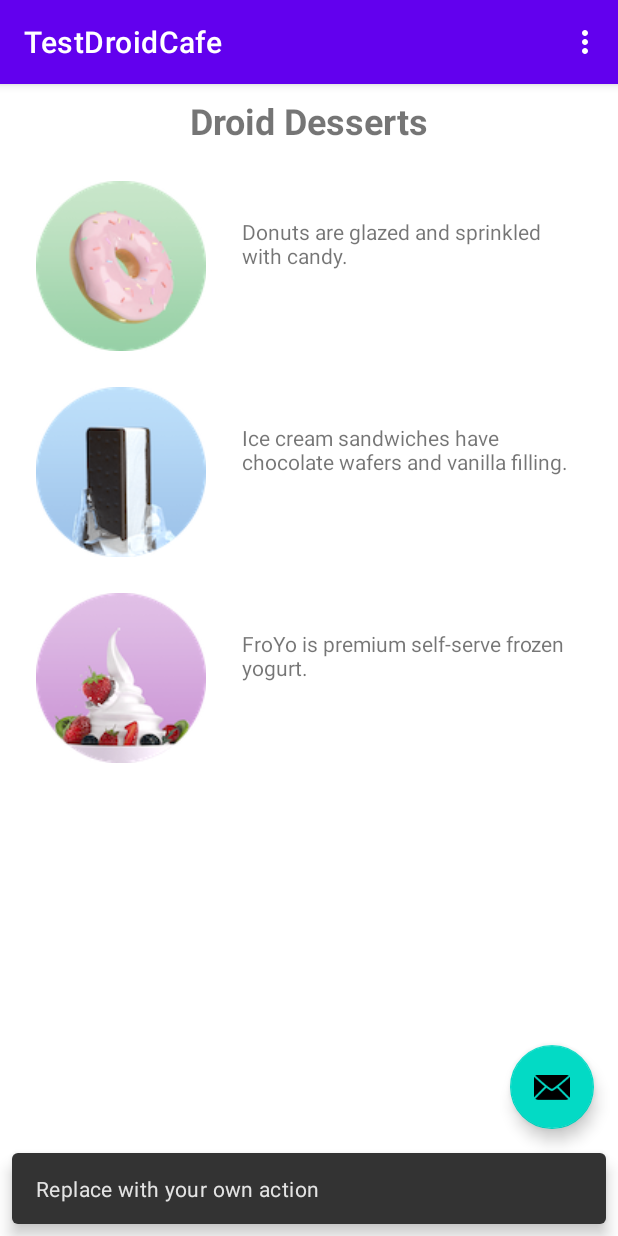
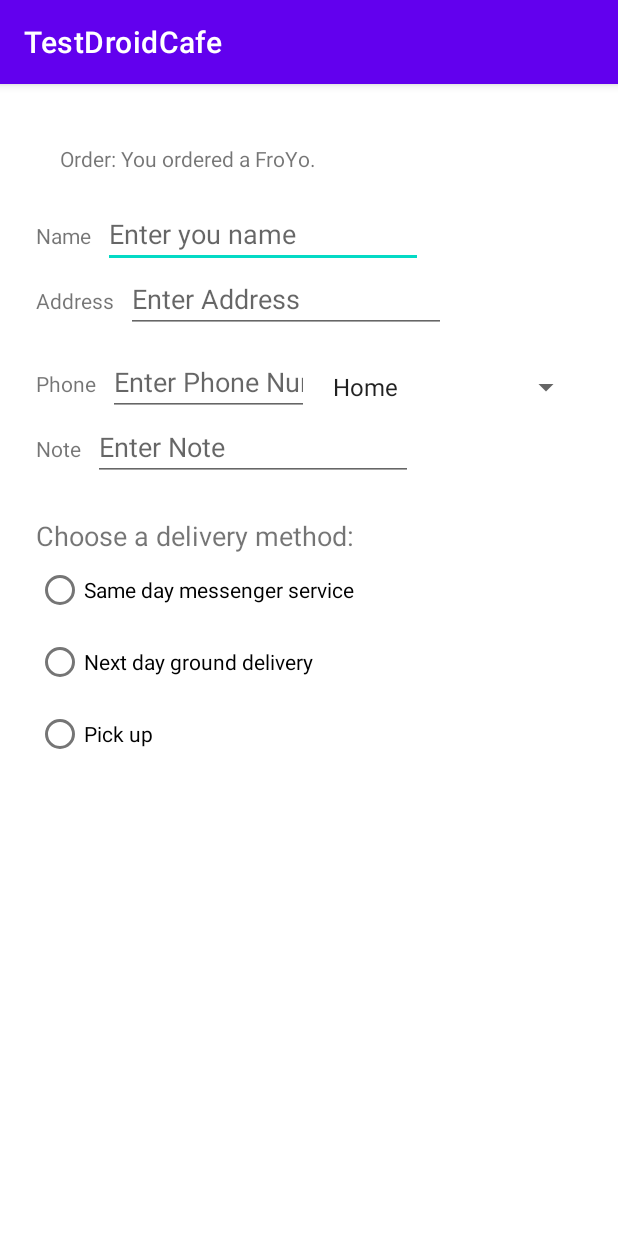
Before and after one commit to thattan/Android-Dev, an Android app: the screen it shows after launch (MainActivity before the commit, OrderActivity after it), after a tap on an icon or button, on a phone screen of 412 x 824 dp. Run offline under Robolectric (Android 15) with nearby library versions, the phone set to English and light mode, and no system bars.

Commit message:
lab 3 in class 3/25

```diff
--- a/TestDroidCafe/app/src/main/AndroidManifest.xml
+++ b/TestDroidCafe/app/src/main/AndroidManifest.xml
@@ -9,6 +9,7 @@
         android:roundIcon="@mipmap/ic_launcher_round"
         android:supportsRtl="true"
         android:theme="@style/Theme.TestDroidCafe">
+        <activity android:name=".OrderActivity"></activity>
         <activity
             android:name=".MainActivity"
             android:label="@string/app_name"
--- a/TestDroidCafe/app/src/main/java/com/example/testdroidcafe/MainActivity.java
+++ b/TestDroidCafe/app/src/main/java/com/example/testdroidcafe/MainActivity.java
@@ -1,5 +1,6 @@
 package com.example.testdroidcafe;
 
+import android.content.Intent;
 import android.os.Bundle;
 
 import com.google.android.material.floatingactionbutton.FloatingActionButton;
@@ -16,6 +17,9 @@ import android.widget.Toast;
 
 public class MainActivity extends AppCompatActivity {
 
+    public static final String EXTRA_MESSAGE = "com.example.android.testdroidcafe.extra.MESSAGE";
+    String mOrderMessage = "";
+
     @Override
     protected void onCreate(Bundle savedInstanceState) {
         super.onCreate(savedInstanceState);
@@ -27,8 +31,9 @@ public class MainActivity extends AppCompatActivity {
         fab.setOnClickListener(new View.OnClickListener() {
             @Override
             public void onClick(View view) {
-                Snackbar.make(view, "Replace with your own action", Snackbar.LENGTH_LONG)
-                        .setAction("Action", null).show();
+                Intent intent = new Intent(MainActivity.this, OrderActivity.class);
+                intent.putExtra(EXTRA_MESSAGE, mOrderMessage);
+                startActivity(intent);
             }
         });
     }
@@ -61,21 +66,24 @@ public class MainActivity extends AppCompatActivity {
     }
 
     public void showDonutOrder(View view) {
-        displayToast(getString(R.string.donut_order_message));
+        mOrderMessage = getString(R.string.donut_order_message);
+        displayToast(mOrderMessage);
     }
 
     /**
      * Shows a message that the ice cream sandwich image was clicked.
      */
     public void showIceCreamOrder(View view) {
-        displayToast(getString(R.string.ice_cream_order_message));
+        mOrderMessage = getString(R.string.ice_cream_order_message);
+        displayToast(mOrderMessage);
     }
 
     /**
      * Shows a message that the froyo image was clicked.
      */
     public void showFroyoOrder(View view) {
-        displayToast(getString(R.string.froyo_order_message));
+        mOrderMessage = getString(R.string.froyo_order_message);
+        displayToast(mOrderMessage);
     }
 
 }
--- /dev/null
+++ b/TestDroidCafe/app/src/main/java/com/example/testdroidcafe/OrderActivity.java
@@ -0,0 +1,80 @@
+package com.example.testdroidcafe;
+
+import androidx.appcompat.app.AppCompatActivity;
+
+import android.content.Intent;
+import android.os.Bundle;
+import android.view.View;
+import android.widget.AdapterView;
+import android.widget.ArrayAdapter;
+import android.widget.RadioButton;
+import android.widget.Spinner;
+import android.widget.TextView;
+import android.widget.Toast;
+
+public class OrderActivity extends AppCompatActivity implements AdapterView.OnItemSelectedListener {
+
+    @Override
+    protected void onCreate(Bundle savedInstanceState) {
+        super.onCreate(savedInstanceState);
+        setContentView(R.layout.activity_order);
+
+        Intent intent = getIntent();
+        String message = "Order: " +
+                intent.getStringExtra(MainActivity.EXTRA_MESSAGE);
+        TextView textView = findViewById(R.id.order_textview);
+        textView.setText(message);
+
+        Spinner spinner = findViewById(R.id.label_spinner);
+        if (spinner != null) {
+            spinner.setOnItemSelectedListener(this);
+        }
+
+        ArrayAdapter<CharSequence> adapter = ArrayAdapter.createFromResource(this, R.array.labels_array, android.R.layout.simple_spinner_item);
+        if (spinner != null) {
+            spinner.setAdapter(adapter);
+        }
+    }
+
+    public void displayToast(String message) {
+        Toast.makeText(getApplicationContext(), message,
+                Toast.LENGTH_SHORT).show();
+    }
+
+    public void onRadioButtonClicked(View view) {
+        // Is the button now checked?
+        boolean checked = ((RadioButton) view).isChecked();
+        // Check which radio button was clicked.
+        switch (view.getId()) {
+            case R.id.sameday:
+                if (checked)
+                    // Same day service
+                    displayToast(getString(R.string.same_day_messenger_service));
+                break;
+            case R.id.nextday:
+                if (checked)
+                    // Next day delivery
+                    displayToast(getString(R.string.next_day_ground_delivery));
+                break;
+            case R.id.pickup:
+                if (checked)
+                    // Pick up
+                    displayToast(getString(R.string.pick_up));
+                break;
+            default:
+                // Do nothing.
+                break;
+        }
+    }
+
+    @Override
+    public void onItemSelected(AdapterView<?> parent, View view, int position, long id) {
+        String spinnerLabel = parent.getItemAtPosition(position).toString();
+        displayToast(spinnerLabel);
+    }
+
+    @Override
+    public void onNothingSelected(AdapterView<?> parent) {
+
+    }
+}
--- /dev/null
+++ b/TestDroidCafe/app/src/main/res/layout/activity_order.xml
@@ -0,0 +1,169 @@
+<?xml version="1.0" encoding="utf-8"?>
+<androidx.constraintlayout.widget.ConstraintLayout xmlns:android="http://schemas.android.com/apk/res/android"
+    xmlns:app="http://schemas.android.com/apk/res-auto"
+    xmlns:tools="http://schemas.android.com/tools"
+    android:layout_width="match_parent"
+    android:layout_height="match_parent"
+    tools:context=".OrderActivity">
+
+    <TextView
+        android:id="@+id/order_textview"
+        android:layout_width="wrap_content"
+        android:layout_height="wrap_content"
+        android:layout_marginStart="40dp"
+        android:layout_marginLeft="40dp"
+        android:layout_marginTop="40dp"
+        android:text="TextView"
+        app:layout_constraintStart_toStartOf="parent"
+        app:layout_constraintTop_toTopOf="parent" />
+
+    <TextView
+        android:id="@+id/name_label"
+        android:layout_width="wrap_content"
+        android:layout_height="wrap_content"
+        android:layout_marginStart="24dp"
+        android:layout_marginLeft="24dp"
+        android:layout_marginTop="32dp"
+        android:text="@string/name_label_text"
+        app:layout_constraintStart_toStartOf="parent"
+        app:layout_constraintTop_toBottomOf="@+id/order_textview"/>
+
+    <EditText
+        android:id="@+id/name_text"
+        android:layout_width="wrap_content"
+        android:layout_height="wrap_content"
+        android:ems="10"
+        android:inputType="textPersonName"
+        android:layout_marginStart="8dp"
+        android:layout_marginLeft="8dp"
+        android:hint="@string/enter_name_hint"
+        app:layout_constraintBaseline_toBaselineOf="@+id/name_label"
+        app:layout_constraintStart_toEndOf="@+id/name_label"/>
+
+    <TextView
+        android:id="@+id/address_label"
+        android:layout_width="wrap_content"
+        android:layout_height="wrap_content"
+        android:text="@string/address_label_text"
+        android:layout_marginStart="24dp"
+        android:layout_marginLeft="24dp"
+        android:layout_marginTop="24dp"
+        app:layout_constraintStart_toStartOf="parent"
+        app:layout_constraintTop_toBottomOf="@+id/name_label"/>
+
+    <EditText
+        android:id="@+id/address_text"
+        android:layout_width="wrap_content"
+        android:layout_height="wrap_content"
+        android:ems="10"
+        android:inputType="textMultiLine"
+        android:layout_marginStart="8dp"
+        android:layout_marginLeft="8dp"
+        android:hint="@string/enter_address_hint"
+        app:layout_constraintBaseline_toBaselineOf="@+id/address_label"
+        app:layout_constraintStart_toEndOf="@+id/address_label" />
+
+    <TextView
+        android:id="@+id/phone_label"
+        android:layout_width="wrap_content"
+        android:layout_height="wrap_content"
+        android:text="@string/phone_label_text"
+        android:layout_marginStart="24dp"
+        android:layout_marginLeft="24dp"
+        android:layout_marginTop="24dp"
+        app:layout_constraintStart_toStartOf="parent"
+        app:layout_constraintTop_toBottomOf="@+id/address_text"/>
+
+    <EditText
+        android:id="@+id/phone_text"
+        android:layout_width="134dp"
+        android:layout_height="wrap_content"
+        android:ems="10"
+        android:inputType="phone"
+        android:layout_marginStart="8dp"
+        android:layout_marginLeft="8dp"
+        android:hint="@string/enter_phone_hint"
+        app:layout_constraintBaseline_toBaselineOf="@+id/phone_label"
+        app:layout_constraintStart_toEndOf="@+id/phone_label" />
+
+    <TextView
+        android:id="@+id/note_label"
+        android:layout_width="wrap_content"
+        android:layout_height="wrap_content"
+        android:text="@string/note_label_text"
+        android:layout_marginStart="24dp"
+        android:layout_marginLeft="24dp"
+        android:layout_marginTop="24dp"
+        app:layout_constraintStart_toStartOf="parent"
+        app:layout_constraintTop_toBottomOf="@+id/phone_label" />
+
+    <EditText
+        android:id="@+id/note_text"
+        android:layout_width="wrap_content"
+        android:layout_height="wrap_content"
+        android:ems="10"
+        android:inputType="textCapSentences"
+        android:layout_marginStart="8dp"
+        android:layout_marginLeft="8dp"
+        android:hint="@string/enter_note_hint"
+        app:layout_constraintBaseline_toBaselineOf="@+id/note_label"
+        app:layout_constraintStart_toEndOf="@+id/note_label" />
+
+    <TextView
+        android:id="@+id/delivery_label"
+        android:layout_width="wrap_content"
+        android:layout_height="wrap_content"
+        android:text="@string/choose_delivery_method"
+        android:textSize="18sp"
+        android:layout_marginStart="24dp"
+        android:layout_marginLeft="24dp"
+        android:layout_marginTop="24dp"
+        app:layout_constraintStart_toStartOf="parent"
+        app:layout_constraintTop_toBottomOf="@+id/note_text" />
+
+    <RadioGroup
+        android:layout_width="wrap_content"
+        android:layout_height="wrap_content"
+        android:layout_marginLeft="24dp"
+        android:layout_marginStart="24dp"
+        android:orientation="vertical"
+        app:layout_constraintStart_toStartOf="parent"
+        app:layout_constraintTop_toBottomOf="@id/delivery_label">
+
+        <RadioButton
+            android:id="@+id/sameday"
+            android:layout_width="wrap_content"
+            android:layout_height="wrap_content"
+            android:onClick="onRadioButtonClicked"
+            android:text="@string/same_day_messenger_service" />
+
+        <RadioButton
+            android:id="@+id/nextday"
+            android:layout_width="wrap_content"
+            android:layout_height="wrap_content"
+            android:onClick="onRadioButtonClicked"
+            android:text="@string/next_day_ground_delivery" />
+
+        <RadioButton
+            android:id="@+id/pickup"
+            android:layout_width="wrap_content"
+            android:layout_height="wrap_content"
+            android:onClick="onRadioButtonClicked"
+            android:text="@string/pick_up" />
+    </RadioGroup>
+
+    <Spinner
+        android:id="@+id/label_spinner"
+        android:layout_width="0dp"
+        android:layout_height="wrap_content"
+        android:layout_marginEnd="24dp"
+        android:layout_marginRight="24dp"
+        android:layout_marginStart="8dp"
+        android:layout_marginLeft="8dp"
+        android:layout_marginTop="24dp"
+        app:layout_constraintEnd_toEndOf="parent"
+        app:layout_constraintStart_toEndOf="@+id/phone_text"
+        app:layout_constraintTop_toBottomOf="@+id/address_text" />
+
+
+</androidx.constraintlayout.widget.ConstraintLayout>
--- a/TestDroidCafe/app/src/main/res/layout/fragment_first.xml
+++ b/TestDroidCafe/app/src/main/res/layout/fragment_first.xml
@@ -29,7 +29,8 @@
         android:onClick="showDonutOrder"
         android:src="@drawable/donut_circle"
         app:layout_constraintStart_toStartOf="parent"
-        app:layout_constraintTop_toBottomOf="@+id/textintro" />
+        app:layout_constraintTop_toBottomOf="@+id/textintro"
+        tools:ignore="OnClick" />
 
     <ImageView
         android:id="@+id/ice_cream"
@@ -42,7 +43,8 @@
         android:onClick="showIceCreamOrder"
         android:src="@drawable/icecream_circle"
         app:layout_constraintStart_toStartOf="parent"
-        app:layout_constraintTop_toBottomOf="@+id/donut" />
+        app:layout_constraintTop_toBottomOf="@+id/donut"
+        tools:ignore="OnClick" />
 
     <ImageView
         android:id="@+id/froyo"
@@ -55,7 +57,8 @@
         android:onClick="showFroyoOrder"
         android:src="@drawable/froyo_circle"
         app:layout_constraintStart_toStartOf="parent"
-        app:layout_constraintTop_toBottomOf="@+id/ice_cream" />
+        app:layout_constraintTop_toBottomOf="@+id/ice_cream"
+        tools:ignore="OnClick" />
 
     <TextView
         android:id="@+id/donut_description"
--- a/TestDroidCafe/app/src/main/res/values/strings.xml
+++ b/TestDroidCafe/app/src/main/res/values/strings.xml
@@ -17,4 +17,22 @@
     <string name="donut_order_message">You ordered a donut.</string>
     <string name="ice_cream_order_message">You ordered an ice cream sandwich.</string>
     <string name="froyo_order_message">You ordered a FroYo.</string>
+    <string name="name_label_text">Name</string>
+    <string name="enter_name_hint">Enter you name</string>
+    <string name="address_label_text">Address</string>
+    <string name="enter_address_hint">Enter Address</string>
+    <string name="phone_label_text">Phone</string>
+    <string name="enter_phone_hint">Enter Phone Number</string>
+    <string name="note_label_text">Note</string>
+    <string name="enter_note_hint">Enter Note</string>
+    <string name="choose_delivery_method">Choose a delivery method:</string>
+    <string name="same_day_messenger_service">Same day messenger service</string>
+    <string name="next_day_ground_delivery">Next day ground delivery</string>
+    <string name="pick_up">Pick up</string>
+    <string-array name="labels_array">
+        <item>Home</item>
+        <item>Work</item>
+        <item>Mobile</item>
+        <item>Other</item>
+    </string-array>
 </resources>
```
